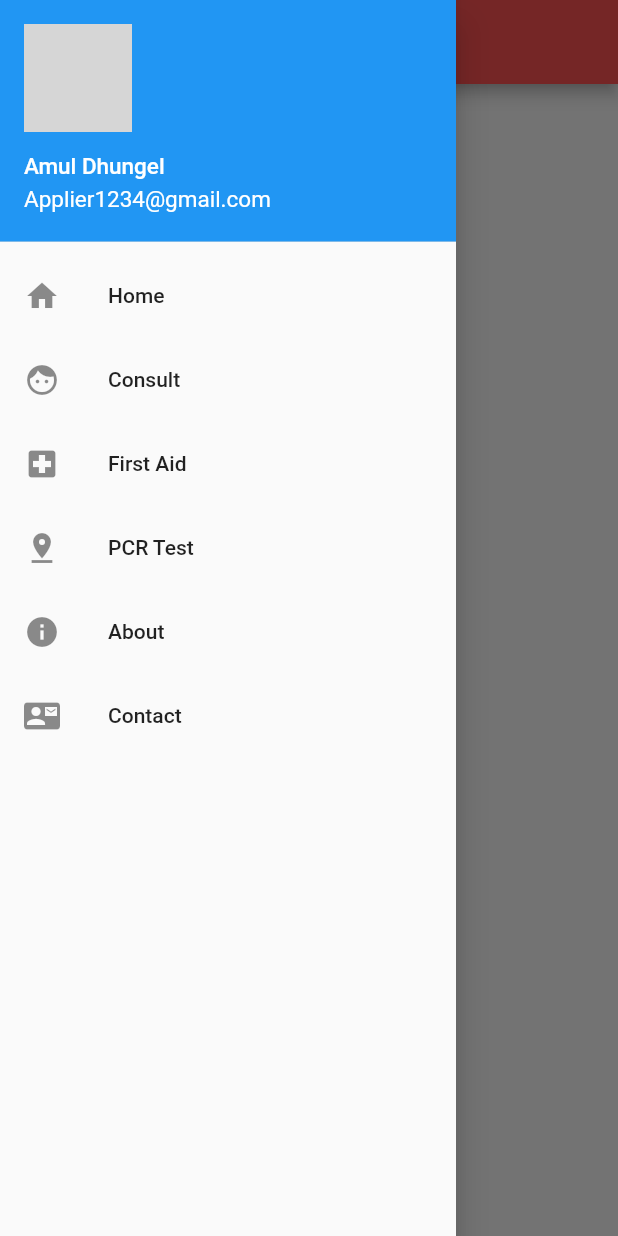
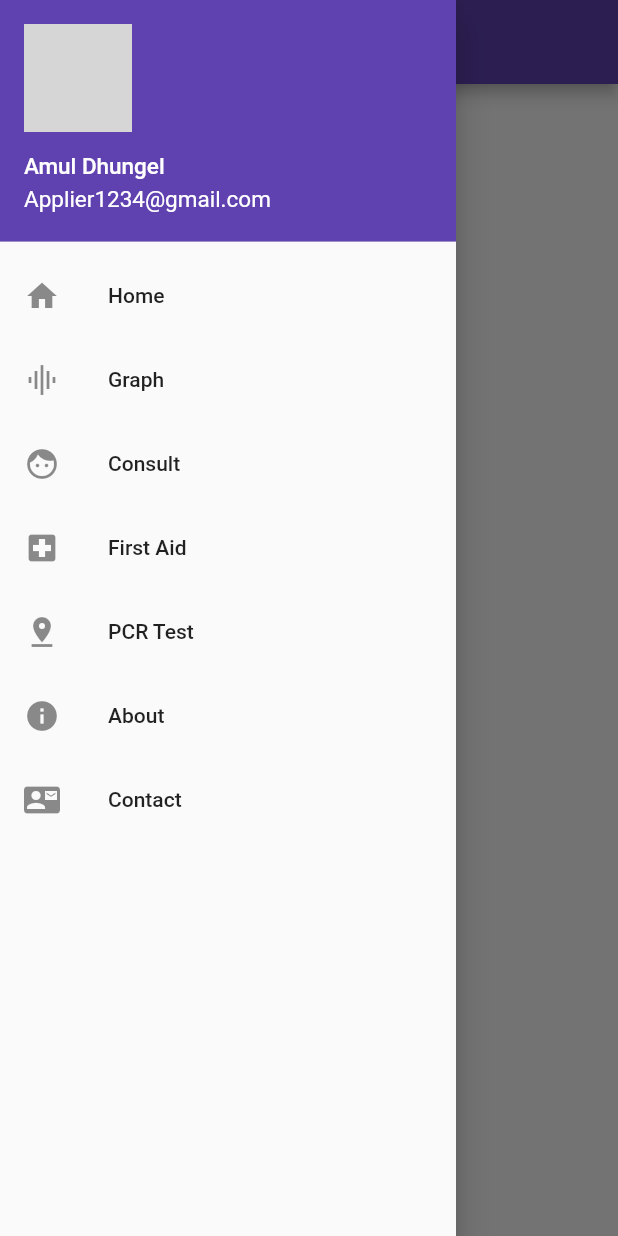
Before and after one commit to amul-dhungel/corona_tracker, a Flutter app: the screen it shows after launch, with the side drawer open, on a phone screen of 412 x 824 dp. Run offline on Flutter 3.47's test engine with Material 2 defaults, Android fonts, the phone set to English and light mode, and no system bars; our stand-ins replace fl_chart; missing offline and left inert: dart:js; network calls fail; grey boxes are pictures that could not be loaded.

Commit message:
first commit

```diff
--- a/lib/start.dart
+++ b/lib/start.dart
@@ -1,4 +1,5 @@
 import 'package:flutter/material.dart';
+import 'home.dart';
 
 class Start extends StatefulWidget {
   @override
@@ -13,16 +14,15 @@ class _StartState extends State<Start> {
         title: Center(
           child: Text('Covid Tracker'),
         ),
-        backgroundColor: Colors.redAccent,
+        backgroundColor: Color.fromRGBO(96, 65, 176, 1),
       ),
       drawer: Drawer(
         elevation: 10,
         child: ListView(
           children: [
             UserAccountsDrawerHeader(
-                decoration: BoxDecoration(
-                  color: Colors.blue,
-                ),
+                decoration:
+                    BoxDecoration(color: Color.fromRGBO(96, 65, 176, 1)),
                 accountName: Text(
                   'Amul Dhungel',
                   style: TextStyle(
@@ -42,31 +42,52 @@ class _StartState extends State<Start> {
                 ))),
             ListTile(
               onTap: () {},
-              leading: Icon(Icons.home),
+              hoverColor: Colors.purple,
+              focusColor: Colors.blue,
+              leading: Icon(
+                Icons.home,
+              ),
               title: Text('Home'),
             ),
             ListTile(
+              onTap: () {
+                Navigator.push(
+                    context, MaterialPageRoute(builder: (context) => Home()));
+              },
+              hoverColor: Colors.purple,
+              focusColor: Colors.blue,
+              leading: Icon(
+                Icons.graphic_eq,
+              ),
+              title: Text('Graph'),
+            ),
+            ListTile(
               onTap: () {},
+              hoverColor: Colors.purple,
               leading: Icon(Icons.face),
               title: Text('Consult'),
             ),
             ListTile(
               onTap: () {},
+              hoverColor: Colors.purple,
               leading: Icon(Icons.local_hospital),
               title: Text('First Aid'),
             ),
             ListTile(
               onTap: () {},
+              hoverColor: Colors.purple,
               leading: Icon(Icons.pin_drop),
               title: Text('PCR Test'),
             ),
             ListTile(
               onTap: () {},
+              hoverColor: Colors.purple,
               leading: Icon(Icons.info),
               title: Text('About'),
             ),
             ListTile(
               onTap: () {},
+              hoverColor: Colors.purple,
               leading: Icon(Icons.contact_mail),
               title: Text('Contact'),
             )
```
